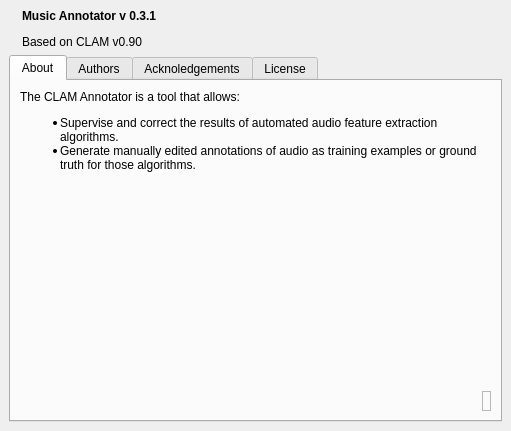
clam-project/clam, file Annotator/src/About.ui: the form before one commit.
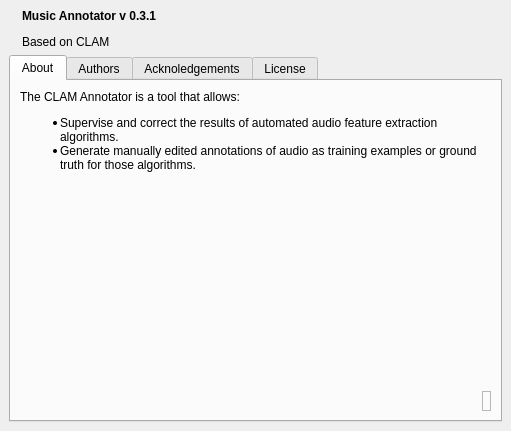
The form after the commit. Icons and pictures are not drawn.

Patch:
```diff
--- a/Annotator/src/About.ui
+++ b/Annotator/src/About.ui
@@ -63,7 +63,7 @@
        </property>
        <property name="text" >
         <string>&lt;p>&lt;b>Music Annotator v 0.3.1&lt;/b>&lt;/p>
-		&lt;p>Based on CLAM v0.90&lt;/p></string>
+		&lt;p>Based on CLAM &lt;/p></string>
        </property>
       </widget>
      </item>
```
